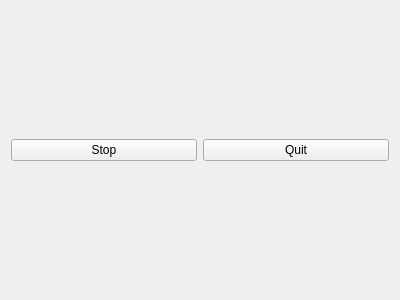
Old version of the form qopengl/mainform.ui in the repository mifark/everything.
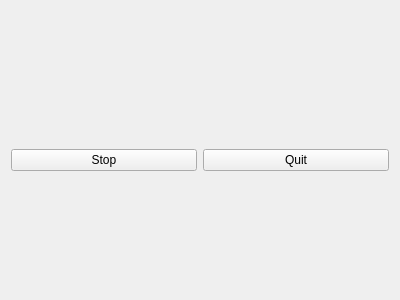
New version of the form.

Diff of the .ui file:
```diff
--- a/qopengl/mainform.ui
+++ b/qopengl/mainform.ui
@@ -29,7 +29,21 @@
     </widget>
    </item>
    <item row="0" column="0" colspan="2">
-    <layout class="QVBoxLayout" name="verticalLayout"/>
+    <layout class="QVBoxLayout" name="verticalLayout">
+     <item>
+      <spacer name="horizontalSpacer">
+       <property name="orientation">
+        <enum>Qt::Horizontal</enum>
+       </property>
+       <property name="sizeHint" stdset="0">
+        <size>
+         <width>40</width>
+         <height>20</height>
+        </size>
+       </property>
+      </spacer>
+     </item>
+    </layout>
    </item>
   </layout>
  </widget>
```
